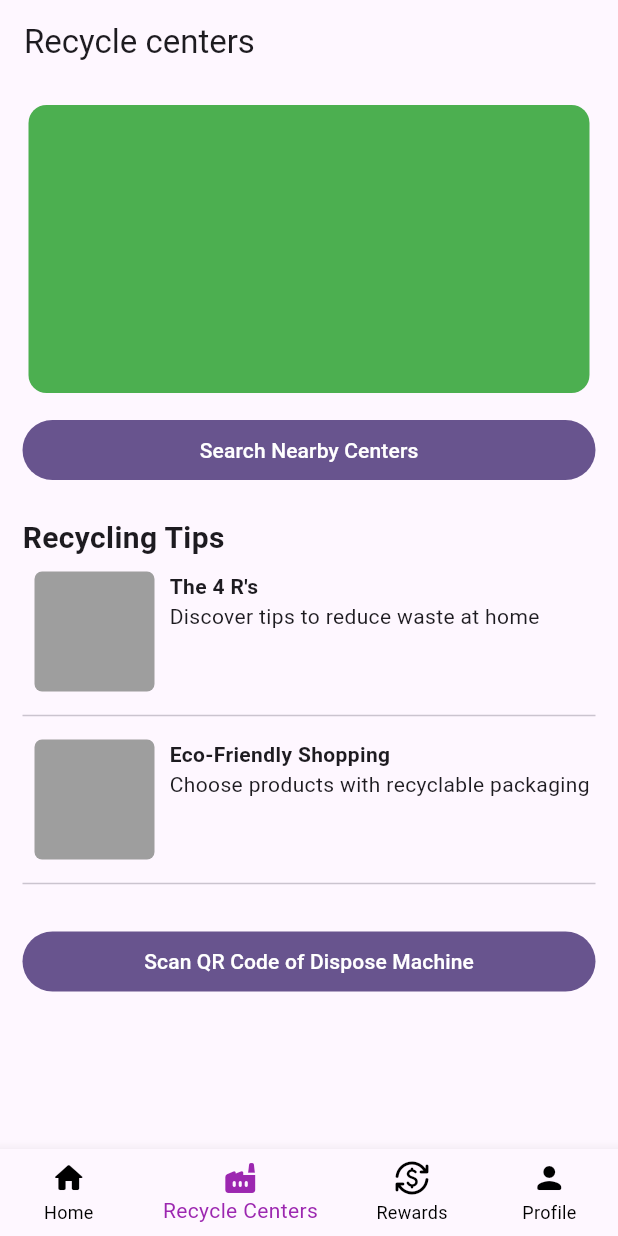
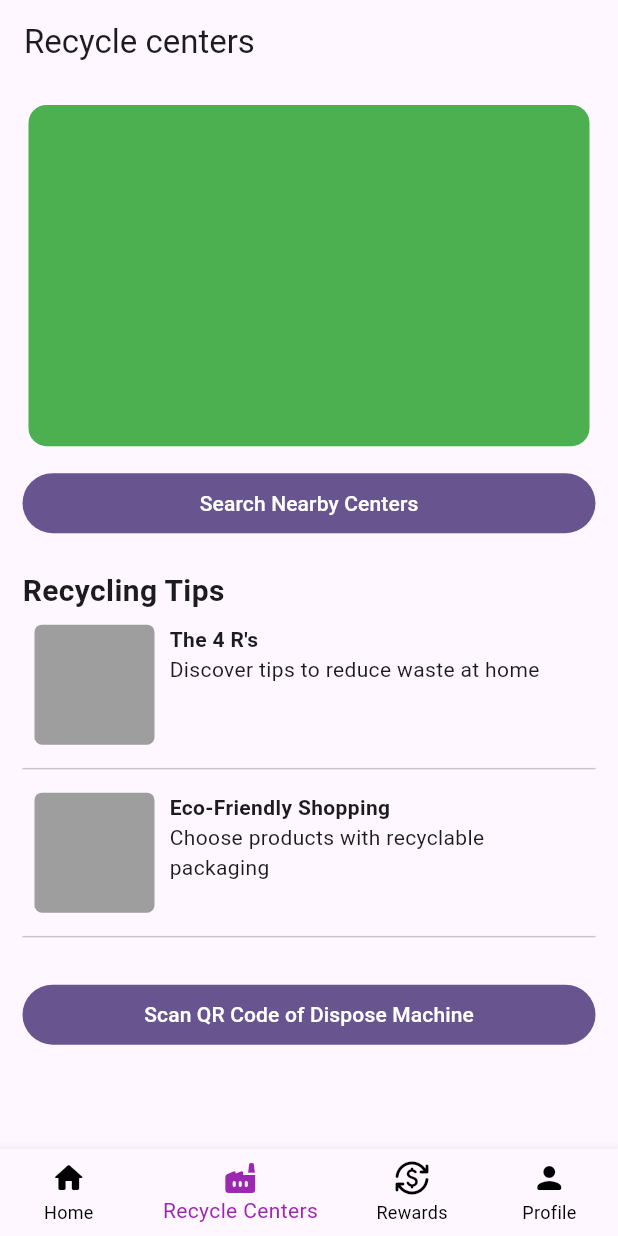
Before and after one commit to ShubhamVG/recyclopia, a Flutter app: the screen it shows after launch, item 2 of the bottom bar chosen, on a phone screen of 412 x 824 dp. Run offline on Flutter 3.47's test engine with Material 3 defaults, Android fonts, the phone set to English and light mode, and no system bars; our stand-ins replace shared_preferences.

Commit message:
Fix text overflowing

```diff
--- a/lib/screens/recycle_center_screen.dart
+++ b/lib/screens/recycle_center_screen.dart
@@ -10,26 +10,27 @@ class RecycleCenterScreen extends StatelessWidget {
     const separationHeight = 20.0;
     const headerTextSize = 20.0;
 
+    final size = MediaQuery.sizeOf(context);
+
     return Scaffold(
       appBar: AppBar(title: const Text('Recycle centers')),
       bottomNavigationBar: const MyBottomNavbar(selectedIndex: 1),
-      body: Padding(
+      body: SafeArea(
+        child: Padding(
           padding: const EdgeInsets.symmetric(horizontal: 15.0, vertical: 10.0),
           child: SingleChildScrollView(
             child: Column(
               crossAxisAlignment: CrossAxisAlignment.start,
               children: [
                 // Map container and search button
-              ConstrainedBox(
-                constraints: const BoxConstraints(
-                  minHeight: 200.0,
-                  minWidth: double.infinity,
-                ),
+                SizedBox(
+                  height: size.height / 3.5,
+                  width: double.infinity,
                   child: const Card.filled(color: Colors.green),
                 ),
                 const SizedBox(height: 10.0),
-              ConstrainedBox(
-                constraints: const BoxConstraints(minWidth: double.infinity),
+                SizedBox(
+                  width: double.infinity,
                   child: FilledButton(
                     onPressed: () {},
                     child: const Text('Search Nearby Centers'),
@@ -55,21 +56,27 @@ class RecycleCenterScreen extends StatelessWidget {
                         decoration: const ShapeDecoration(
                           color: Colors.grey,
                           shape: RoundedRectangleBorder(
-                          borderRadius: BorderRadius.all(Radius.circular(5.0)),
+                            borderRadius:
+                                BorderRadius.all(Radius.circular(5.0)),
                           ),
                         ),
                         height: 80.0,
                         width: 80.0,
                       ),
                       const SizedBox(width: 10.0),
-                    const Column(
+                      Column(
                         crossAxisAlignment: CrossAxisAlignment.start,
                         children: [
                           Text(
                             'The 4 R\'s',
                             style: TextStyle(fontWeight: FontWeight.bold),
                           ),
-                        Text('Discover tips to reduce waste at home'),
+                          SizedBox(
+                            width: size.width - 136,
+                            child: Text(
+                              'Discover tips to reduce waste at home',
+                            ),
+                          ),
                         ],
                       )
                     ],
@@ -85,21 +92,27 @@ class RecycleCenterScreen extends StatelessWidget {
                         decoration: const ShapeDecoration(
                           color: Colors.grey,
                           shape: RoundedRectangleBorder(
-                          borderRadius: BorderRadius.all(Radius.circular(5.0)),
+                            borderRadius:
+                                BorderRadius.all(Radius.circular(5.0)),
                           ),
                         ),
                         height: 80.0,
                         width: 80.0,
                       ),
                       const SizedBox(width: 10.0),
-                    const Column(
+                      Column(
                         crossAxisAlignment: CrossAxisAlignment.start,
                         children: [
                           Text(
                             'Eco-Friendly Shopping',
                             style: TextStyle(fontWeight: FontWeight.bold),
                           ),
-                        Text('Choose products with recyclable packaging'),
+                          SizedBox(
+                            width: size.width - 136,
+                            child: Text(
+                              'Choose products with recyclable packaging',
+                            ),
+                          ),
                         ],
                       )
                     ],
@@ -120,6 +133,7 @@ class RecycleCenterScreen extends StatelessWidget {
             ),
           ),
         ),
+      ),
     );
   }
 }
```
Lines whose indentation alone changed are shown as unchanged.
